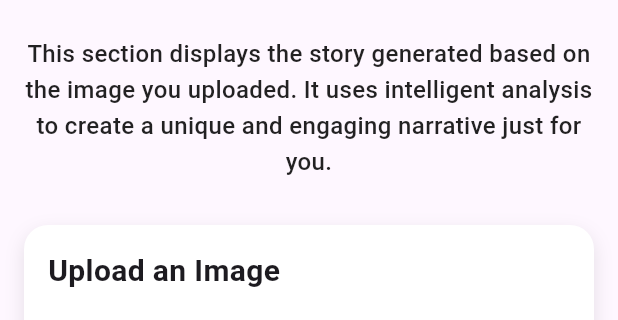
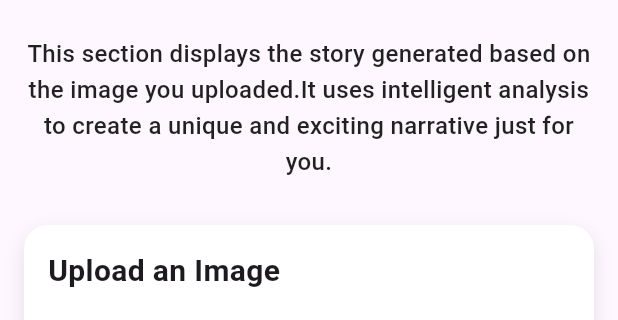
Before and after one commit to amrahsali/storytelling, a Flutter app: the screen it shows after launch, on a phone screen of 412 x 824 dp, the part 84-404 px from its top. Run offline on Flutter 3.47's test engine with Material 3 defaults, Android fonts, the phone set to English and light mode, and no system bars; our stand-ins replace file_picker, flutter_gemini, lottie; network calls fail.

Commit message:
new uodate

```diff
--- a/lib/main.dart
+++ b/lib/main.dart
@@ -143,8 +143,8 @@ class _StoryHomePageState extends State<StoryHomePage> {
               const SizedBox(height: 8),
               const Center(
                 child: Text(
-                  'This section displays the story generated based on the image you uploaded. '
-                      'It uses intelligent analysis to create a unique and engaging narrative just for you.',
+                  'This section displays the story generated based on the image you uploaded.'
+                      'It uses intelligent analysis to create a unique and exciting narrative just for you.',
                   textAlign: TextAlign.center,
                   style: TextStyle(
                     fontSize: 16,
```
